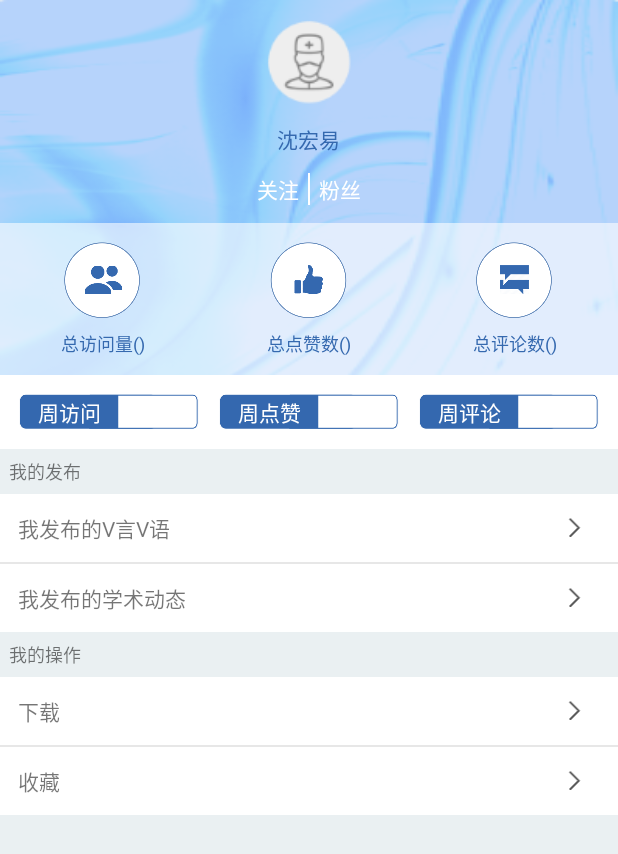
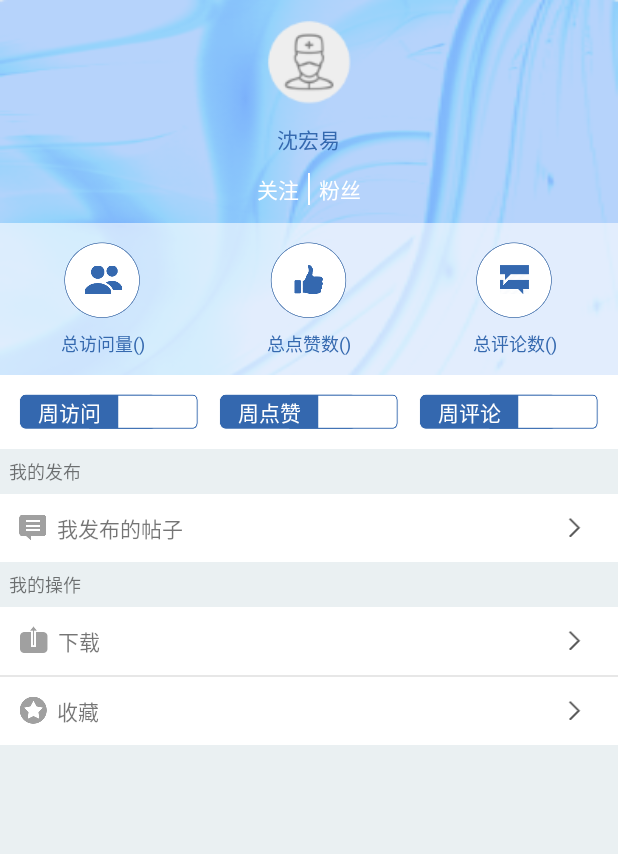
Before and after one commit to Jacky-Chen-Pro/Xhy_guke, an Android app: the fragment MeFragment shown on its own in the app's theme, on a phone screen of 412 x 824 dp. Shown: the top 854 px of the screen. Run offline under Robolectric (Android 15) with nearby library versions, the phone set to English and light mode, and no system bars; our stand-ins replace CircleImageView; libraries missing offline, so code that uses them is left out: com.zhy.http; pictures from the network do not load; 1 statement that could not run was skipped.

```diff
--- a/app/src/main/AndroidManifest.xml
+++ b/app/src/main/AndroidManifest.xml
@@ -87,7 +87,7 @@
             android:screenOrientation="portrait"
             android:theme="@android:style/Theme.Translucent.NoTitleBar" />
 
-        <activity android:name=".activitys.MyPublishVVTalk"
+        <activity android:name=".activitys.MyPublishPostActivity"
             android:windowSoftInputMode="stateAlwaysHidden"
             android:parentActivityName=".activitys.HomeActivity">
             <meta-data
--- a/app/src/main/java/cn/incongress/xhy_guke/api/XhyApiClient.java
+++ b/app/src/main/java/cn/incongress/xhy_guke/api/XhyApiClient.java
@@ -51,8 +51,8 @@ public class XhyApiClient {
      * 获取资源详情看，分别从V言V语或者动态中跳转
      * @param dataId
      * @param userId
-     * @param whereState
-     * @param stringCallback 1 vv 2动态 3 我的
+     * @param whereState 1 vv 2动态 3 我的 ##(分享的时候去掉wherestate=3 + isShare=1, 新闻和病例)
+     * @param stringCallback
      */
     public static void getDataById(String dataId, String userId, String whereState, StringCallback stringCallback) {
         Map<String, String> params = new HashMap<>();
--- a/app/src/main/java/cn/incongress/xhy_guke/bean/VVTalkBean.java
+++ b/app/src/main/java/cn/incongress/xhy_guke/bean/VVTalkBean.java
@@ -18,6 +18,7 @@ public class VVTalkBean {
     private String userPic; //返回发帖人头像
     private int readCount; //阅读数
     private String showTime; //显示时间
+    private String dataDescribe;// 用于userType=4是，的内容描述
 
     public int getDataId() {
         return dataId;
--- a/app/src/main/java/cn/incongress/xhy_guke/fragment/MeFragment.java
+++ b/app/src/main/java/cn/incongress/xhy_guke/fragment/MeFragment.java
@@ -12,10 +12,9 @@ import com.google.gson.Gson;
 import com.zhy.http.okhttp.callback.StringCallback;
 
 import org.jackyonline.refreshdemo.RefreshLayout;
-import org.w3c.dom.Text;
 
 import cn.incongress.xhy_guke.R;
-import cn.incongress.xhy_guke.activitys.MyPublishVVTalk;
+import cn.incongress.xhy_guke.activitys.MyPublishPostActivity;
 import cn.incongress.xhy_guke.api.XhyGo;
 import cn.incongress.xhy_guke.base.BaseFragment;
 import cn.incongress.xhy_guke.base.XhyApplication;
@@ -142,7 +141,7 @@ public class MeFragment extends BaseFragment implements RefreshLayout.OnRefreshL
 
         switch (target) {
             case R.id.ll_my_publish_vvtalk:
-                MyPublishVVTalk.startMyPublishVVtalkActivity(getActivity());
+                MyPublishPostActivity.startMyPublishVVtalkActivity(getActivity());
                 break;
         }
     }
--- a/app/src/main/res/layout/fragment_me_professor.xml
+++ b/app/src/main/res/layout/fragment_me_professor.xml
@@ -246,44 +246,14 @@
             <TextView
                 android:layout_width="0dp"
                 android:layout_height="wrap_content"
+                android:drawablePadding="6dp"
+                android:drawableLeft="@mipmap/me_my_post"
                 android:layout_weight="8"
-                android:text="@string/me_my_publish_vvtalk"
+                android:text="@string/me_my_publish_post"
                 android:textSize="@dimen/text_size_media" />
 
             <TextView
                 android:id="@+id/tv_publish_count"
-                android:layout_width="0dp"
-                android:layout_height="wrap_content"
-                android:layout_weight="2"
-                android:gravity="right"
-                android:text=""
-                android:textSize="@dimen/text_size_small" />
-
-            <ImageView
-                android:layout_width="0dp"
-                android:layout_height="wrap_content"
-                android:layout_weight="1"
-                android:src="@mipmap/me_next" />
-        </LinearLayout>
-
-        <View style="@style/h_line" />
-
-
-        <LinearLayout
-            style="@style/fill_wrap"
-            android:background="@color/white"
-            android:gravity="center_vertical"
-            android:orientation="horizontal"
-            android:padding="@dimen/layout_padding">
-
-            <TextView
-                android:layout_width="0dp"
-                android:layout_height="wrap_content"
-                android:layout_weight="8"
-                android:text="@string/me_my_publish_dynamic"
-                android:textSize="@dimen/text_size_media" />
-
-            <TextView
                 android:layout_width="0dp"
                 android:layout_height="wrap_content"
                 android:layout_weight="2"
@@ -316,6 +286,8 @@
                 android:layout_width="0dp"
                 android:layout_height="wrap_content"
                 android:layout_weight="8"
+                android:drawablePadding="6dp"
+                android:drawableLeft="@mipmap/me_my_download"
                 android:text="@string/me_download"
                 android:textSize="@dimen/text_size_media" />
 
@@ -323,6 +295,7 @@
                 android:layout_width="0dp"
                 android:layout_height="wrap_content"
                 android:layout_weight="2"
+
                 android:gravity="right"
                 android:text=""
                 android:textSize="@dimen/text_size_small" />
@@ -347,6 +320,8 @@
                 android:layout_width="0dp"
                 android:layout_height="wrap_content"
                 android:layout_weight="8"
+                android:drawablePadding="6dp"
+                android:drawableLeft="@mipmap/me_my_collection"
                 android:text="@string/me_collection"
                 android:textSize="@dimen/text_size_media" />
 
--- a/app/src/main/res/values/strings.xml
+++ b/app/src/main/res/values/strings.xml
@@ -58,8 +58,7 @@
 
     <!-- 我 -->
     <string name="me_my_publish">我的发布</string>
-    <string name="me_my_publish_vvtalk">我发布的V言V语</string>
-    <string name="me_my_publish_dynamic">我发布的学术动态</string>
+    <string name="me_my_publish_post">我发布的帖子</string>
     <string name="me_my_operation">我的操作</string>
     <string name="me_download">下载</string>
     <string name="me_collection">收藏</string>
@@ -101,4 +100,6 @@
     <string name="mypublish_comment_count">评论 %1$s</string>
     <string name="mypublish_praise_count">点赞 %1$s</string>
     <string name="mypublish_no_data">您还未发布任何的V言V语哦</string>
+    <string name="mypublish_time">%1$s发布</string>
+    <string name="mypublish_no_more_data">没有更多的发布数据了</string>
 </resources>
```
Also changed, not shown: app/src/main/java/cn/incongress/xhy_guke/activitys/MyPublishPostActivity.java (renamed from app/src/main/java/cn/incongress/xhy_guke/activitys/MyPublishVVTalk.java, +24 -11 lines), app/src/main/java/cn/incongress/xhy_guke/activitys/VVTalkDetailActivity.java (+16 -3 lines), app/src/main/java/cn/incongress/xhy_guke/adapter/MyPublishVVTalkAdapter.java (+33 -22 lines), app/src/main/res/layout/item_my_vvtalk_with_bg.xml (+10 -6 lines), app/src/main/res/mipmap-xxhdpi/me_my_collection.png (added), app/src/main/res/mipmap-xxhdpi/me_my_download.png (added), app/src/main/res/mipmap-xxhdpi/me_my_post.png (added).
